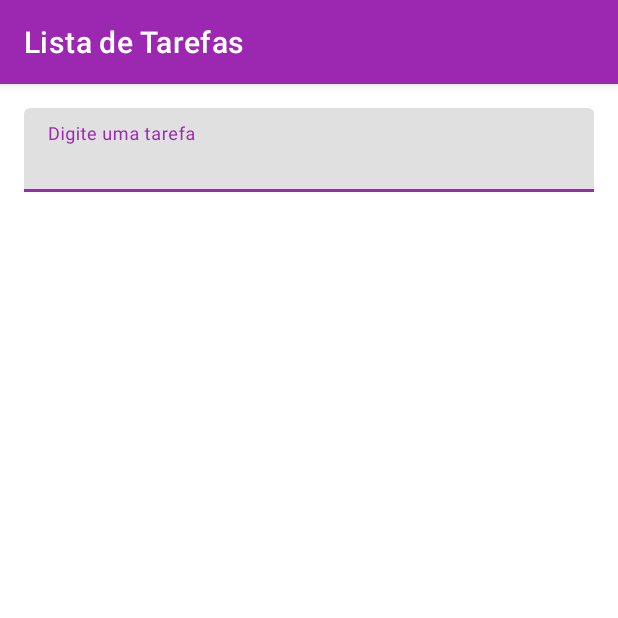
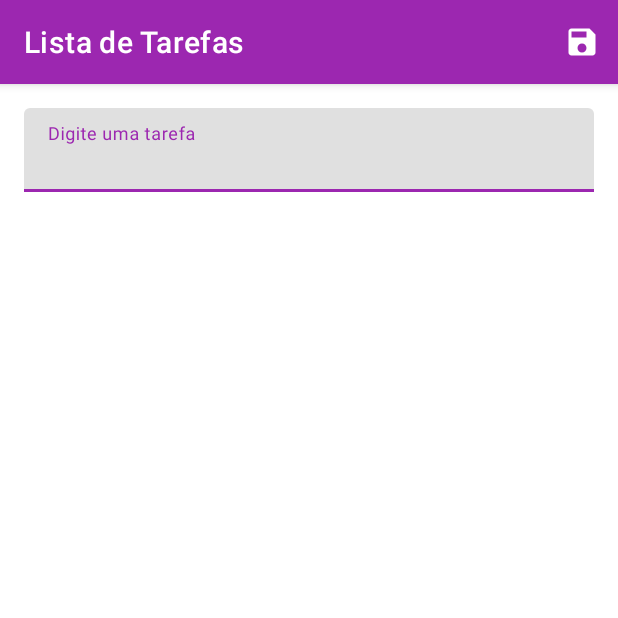
Before and after one commit to lucasvieira93/ListaDeTarefas, an Android app: the screen it shows after launch (AdicionarTarefaActivity), after a tap on an icon or button, on a phone screen of 412 x 824 dp, the top half of it. Run offline under Robolectric (Android 15) with nearby library versions, the light colour scheme and no system bars.

Commit message:
Botão salvar no menu_main.xml implementado

```diff
--- /dev/null
+++ b/app/src/main/res/drawable/ic_salvar_24.xml
@@ -0,0 +1,5 @@
+<vector android:height="24dp" android:tint="#FFFFFF"
+    android:viewportHeight="24" android:viewportWidth="24"
+    android:width="24dp" xmlns:android="http://schemas.android.com/apk/res/android">
+    <path android:fillColor="@android:color/white" android:pathData="M17,3L5,3c-1.11,0 -2,0.9 -2,2v14c0,1.1 0.89,2 2,2h14c1.1,0 2,-0.9 2,-2L21,7l-4,-4zM12,19c-1.66,0 -3,-1.34 -3,-3s1.34,-3 3,-3 3,1.34 3,3 -1.34,3 -3,3zM15,9L5,9L5,5h10v4z"/>
+</vector>
--- a/app/src/main/res/menu/menu_main.xml
+++ b/app/src/main/res/menu/menu_main.xml
@@ -3,8 +3,9 @@
     xmlns:tools="http://schemas.android.com/tools"
     tools:context="com.example.listadetarefas.activity.MainActivity">
     <item
-        android:id="@+id/action_settings"
+        android:id="@+id/item_salvar"
         android:orderInCategory="100"
-        android:title="@string/action_settings"
-        app:showAsAction="never" />
+        android:title="@string/item_salvar"
+        app:showAsAction="always"
+        android:icon="@drawable/ic_salvar_24"/>
 </menu>
--- a/app/src/main/res/values/strings.xml
+++ b/app/src/main/res/values/strings.xml
@@ -1,6 +1,6 @@
 <resources>
     <string name="app_name">Lista de Tarefas</string>
-    <string name="action_settings">Settings</string>
+    <string name="item_salvar">Settings</string>
     <!-- Strings used for fragments for navigation -->
     <string name="first_fragment_label">First Fragment</string>
     <string name="second_fragment_label">Second Fragment</string>
```
Also changed, not shown: app/src/main/java/com/example/listadetarefas/activity/AdicionarTarefaActivity.java (+29 -0 lines), app/src/main/java/com/example/listadetarefas/activity/MainActivity.java (+1 -23 lines).
